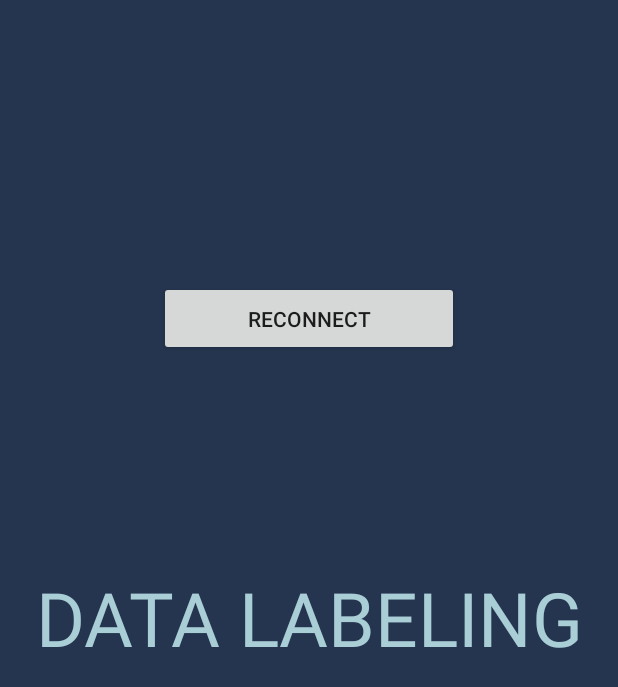
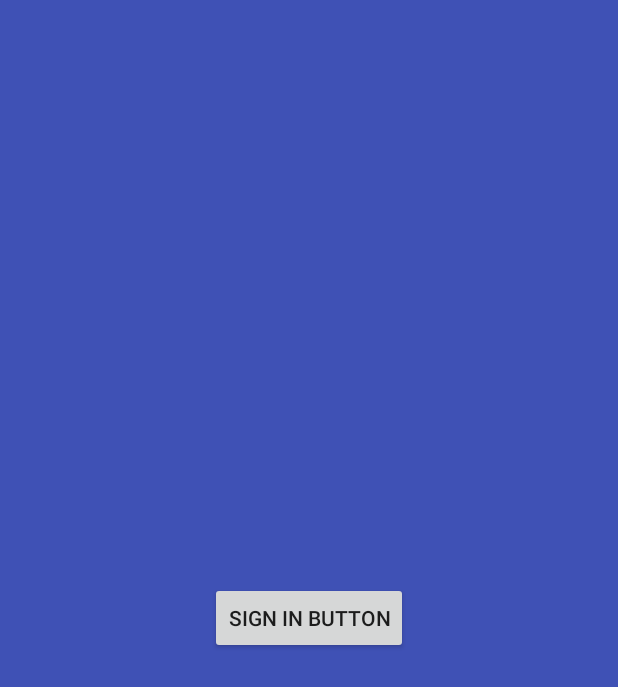
Before and after one commit to chadrick-kwag/datalabeling_app, an Android app: the screen it shows after launch (MainActivity), on a phone screen of 412 x 824 dp. Shown: the top 687 px of the screen. Run offline under Robolectric (Android 15) with nearby library versions, the phone set to English and light mode, and no system bars; our stand-ins replace Volley.

Commit message:
sign in basic done

```diff
--- /dev/null
+++ b/app/src/main/java/com/example/chadrick/datalabeling/Fragments/SignInFragment.java
@@ -0,0 +1,91 @@
+package com.example.chadrick.datalabeling.Fragments;
+
+import com.google.android.gms.auth.api.Auth;
+import com.google.android.gms.auth.api.signin.GoogleSignInAccount;
+import com.google.android.gms.auth.api.signin.GoogleSignInResult;
+import com.google.android.gms.common.SignInButton;
+
+
+import android.content.Intent;
+import android.os.Bundle;
+import android.support.v4.app.Fragment;
+import android.util.Log;
+import android.view.LayoutInflater;
+import android.view.View;
+import android.view.ViewGroup;
+import android.widget.Button;
+import android.widget.Toast;
+
+import com.example.chadrick.datalabeling.MainActivity;
+import com.example.chadrick.datalabeling.R;
+
+/**
+ * Created by chadrick on 17. 10. 31.
+ */
+
+public class SignInFragment extends Fragment {
+
+  private Button signInButton;
+  private MainActivity mainActivity;
+  private final String TAG = this.getClass().getSimpleName();
+
+  public static int RC_SIGN_IN = 1;
+
+  @Override
+  public void onCreate(Bundle s){
+    super.onCreate(s);
+    mainActivity = (MainActivity) getActivity();
+  }
+
+  @Override
+  public View onCreateView(LayoutInflater inflater, ViewGroup container,
+                           Bundle savedInstanceState) {
+
+    View root = inflater.inflate(R.layout.signinfrag_layout, container, false);
+    signInButton = (Button) root.findViewById(R.id.sign_in_button);
+
+    signInButton.setOnClickListener( (view)-> signIn());
+
+    return root;
+
+  }
+
+
+  private void signIn(){
+    Intent signInIntent = Auth.GoogleSignInApi.getSignInIntent( mainActivity.googleApiClient );
+    if(mainActivity.googleApiClient.isConnected()){
+      Log.d(TAG,"gac connected");
+    }
+    else{
+      Log.d(TAG,"gac not connected");
+    }
+    Log.d(TAG,"trying to start google api activity");
+    startActivityForResult(signInIntent, mainActivity.RC_SIGN_IN);
+  }
+
+
+  @Override
+  public void onActivityResult(int requestCode, int resultcode, Intent data){
+    super.onActivityResult(requestCode,resultcode,data);
+    Log.d(TAG,"insdie activity result");
+
+    if(requestCode == RC_SIGN_IN){
+      GoogleSignInResult result = Auth.GoogleSignInApi.getSignInResultFromIntent(data);
+
+      //handle signin result
+      if(result.isSuccess()){
+        GoogleSignInAccount acct = result.getSignInAccount();
+        Log.d(TAG,"sign in account ="+ acct.getDisplayName());
+
+        // if we succeed, then move on to dataselect
+        getFragmentManager().beginTransaction().add(R.id.fragmentcontainer, new DatasetSelectFragment()).commit();
+
+      }
+      else{
+        Log.d(TAG,"sign in failed");
+        Toast.makeText(getContext(),"sign in failed",Toast.LENGTH_SHORT).show();
+      }
+    }
+  }
+
+}
--- a/app/src/main/java/com/example/chadrick/datalabeling/MainActivity.java
+++ b/app/src/main/java/com/example/chadrick/datalabeling/MainActivity.java
@@ -1,6 +1,16 @@
 package com.example.chadrick.datalabeling;
 
+import com.google.android.gms.auth.api.Auth;
+import com.google.android.gms.auth.api.signin.GoogleSignInAccount;
+import com.google.android.gms.auth.api.signin.GoogleSignInOptions;
+import com.google.android.gms.auth.api.signin.GoogleSignInResult;
+import com.google.android.gms.common.ConnectionResult;
+import com.google.android.gms.common.api.GoogleApiClient;
+
+import android.content.Intent;
 import android.os.Handler;
+import android.support.annotation.NonNull;
+import android.support.annotation.Nullable;
 import android.support.v4.app.FragmentManager;
 import android.support.v4.app.FragmentTransaction;
 import android.support.v7.app.AppCompatActivity;
@@ -18,18 +28,22 @@ import com.android.volley.toolbox.StringRequest;
 import com.android.volley.toolbox.Volley;
 import com.example.chadrick.datalabeling.Fragments.DatasetSelectFragment;
 import com.example.chadrick.datalabeling.Fragments.NoInternetFragment;
+import com.example.chadrick.datalabeling.Fragments.SignInFragment;
 import com.example.chadrick.datalabeling.Fragments.SplashScreenFragment;
 
 public class MainActivity extends AppCompatActivity {
 
   private RequestQueue queue;
-    private static String baseurl="http://13.124.175.119:4001";
-    private final String TAG="datalabel";
+  private static String baseurl = "http://13.124.175.119:4001";
+  private final String TAG = "datalabel";
   private TextView mTextView;
   private Button testbtn;
   private FragmentManager fragmentManager;
   private FragmentTransaction fragmentTransaction;
-    private boolean firstentry=true;
+  private boolean firstentry = true;
+  public GoogleApiClient googleApiClient;
+
+  public static int RC_SIGN_IN = 1;
 
 
   @Override
@@ -44,75 +58,137 @@ public class MainActivity extends AppCompatActivity {
       @Override
       public void onBackStackChanged() {
         FragmentManager fragmentManager = getSupportFragmentManager();
-          if(fragmentManager!=null){
+        if (fragmentManager != null) {
           // see if there is a DatasetProgressFragment
 
           int lastindex = fragmentManager.getBackStackEntryCount();
-
 
 
         }
       }
     });
 
+    GoogleSignInOptions gso = new GoogleSignInOptions.Builder(GoogleSignInOptions.DEFAULT_SIGN_IN)
+        .requestEmail()
+        .build();
+
+    googleApiClient = new GoogleApiClient.Builder(this)
+        .enableAutoManage(this, new GoogleApiClient.OnConnectionFailedListener() {
+          @Override
+          public void onConnectionFailed(@NonNull ConnectionResult connectionResult) {
+            Log.d(TAG,"googleapiclient onconnectionfailed" + connectionResult);
+            SignInFragment fragment = new SignInFragment();
+
+            fragmentManager.beginTransaction().add(R.id.fragmentcontainer, fragment).commit();
+          }
+        })
+        .addConnectionCallbacks(new GoogleApiClient.ConnectionCallbacks() {
+          @Override
+          public void onConnected(@Nullable Bundle bundle) {
+            Log.d(TAG,"googleapiclient connected!!");
+
+            DatasetSelectFragment fragment = new DatasetSelectFragment();
+            fragmentManager.beginTransaction().add(R.id.fragmentcontainer, fragment).commit();
+
           }
 
           @Override
-    protected void onResume(){
-        super.onResume();
+          public void onConnectionSuspended(int i) {
+
+          }
+        })
+        .addApi(Auth.GOOGLE_SIGN_IN_API, gso)
+        .build();
+
+
 
     final Handler handler = new Handler();
 
-        if(firstentry){
-            firstentry=false;
+    if (firstentry) {
+      firstentry = false;
       SplashScreenFragment splashScreenFragment = new SplashScreenFragment();
-            fragmentManager.beginTransaction().add(R.id.fragmentcontainer,splashScreenFragment).commit();
-            handler.postDelayed(new Runnable(){
+      fragmentManager.beginTransaction().add(R.id.fragmentcontainer, splashScreenFragment).commit();
+      handler.postDelayed(new Runnable() {
         @Override
-                public void run(){
+        public void run() {
 
 
-                    checkinternetandAction();
-                    Log.d(TAG,"end of handler delayed run");
+//          checkinternetandAction();
+          Log.d(TAG, "end of handler delayed run");
         }
-            },500);
+      }, 500);
 
-        }else{
-            checkinternetandAction();
-        }
+    } else {
+//      checkinternetandAction();
     }
 
-    public RequestQueue getQueue(){
+
+  }
+
+  @Override
+  protected void onResume() {
+    super.onResume();
+
+
+  }
+
+  @Override
+  public void onStart(){
+    super.onStart();
+
+    googleApiClient.connect();
+  }
+
+  public RequestQueue getQueue() {
     return this.queue;
   }
 
-    private void checkinternetandAction(){
+  private void checkinternetandAction() {
     String url = "http://www.google.com";
-        StringRequest stringRequest = new StringRequest(Request.Method.GET,url,
+    StringRequest stringRequest = new StringRequest(Request.Method.GET, url,
         new Response.Listener<String>() {
           @Override
           public void onResponse(String response) {
             Log.d(TAG, "internet available");
 
 
+//            DatasetSelectFragment fragment = new DatasetSelectFragment();
 
-                        DatasetSelectFragment fragment = new DatasetSelectFragment();
-                        fragmentManager.beginTransaction().add(R.id.fragmentcontainer,fragment).commit();
+            // test signin frag
+
 
 
           }
-                }, new Response.ErrorListener(){
+        }, new Response.ErrorListener() {
       @Override
-            public void onErrorResponse(VolleyError e){
-                Toast.makeText(getApplicationContext(),"no internet connection",Toast.LENGTH_SHORT).show();
+      public void onErrorResponse(VolleyError e) {
+        Toast.makeText(getApplicationContext(), "no internet connection", Toast.LENGTH_SHORT).show();
         NoInternetFragment noInternetFragment = new NoInternetFragment();
-                fragmentManager.beginTransaction().add(R.id.fragmentcontainer,noInternetFragment).commit();
+        fragmentManager.beginTransaction().add(R.id.fragmentcontainer, noInternetFragment).commit();
       }
     });
     queue.add(stringRequest);
 
   }
 
+//  @Override
+//  public void onActivityResult(int requestCode, int resultCode, Intent data){
+//    super.onActivityResult(requestCode,resultCode,data);
+//    Log.d(TAG,"insdie activity result");
+//
+//    if(requestCode == RC_SIGN_IN){
+//      GoogleSignInResult result = Auth.GoogleSignInApi.getSignInResultFromIntent(data);
+//
+//      //handle signin result
+//      if(result.isSuccess()){
+//        GoogleSignInAccount acct = result.getSignInAccount();
+//        Log.d(TAG,"sign in account ="+ acct.getDisplayName());
+//      }
+//      else{
+//        Log.d(TAG,"sign in failed");
+//      }
+//    }
+//  }
 
 
 }
--- a/app/src/main/res/layout/datasetselectfragment_layout.xml
+++ b/app/src/main/res/layout/datasetselectfragment_layout.xml
@@ -8,7 +8,11 @@
     <android.support.v4.widget.SwipeRefreshLayout
         android:id="@+id/swiperefreshlayout"
         android:layout_width="match_parent"
-        android:layout_height="match_parent">
+        android:layout_height="match_parent"
+        android:layout_marginLeft="10dp"
+        android:layout_marginRight="10dp"
+        android:background="@color/colorAccent"
+    >
         <android.support.v7.widget.RecyclerView
             android:id="@+id/dslistrv"
             android:layout_width="match_parent"
--- /dev/null
+++ b/app/src/main/res/layout/signinfrag_layout.xml
@@ -0,0 +1,22 @@
+<?xml version="1.0" encoding="utf-8"?>
+<RelativeLayout
+    xmlns:android="http://schemas.android.com/apk/res/android"
+    android:layout_width="match_parent"
+    android:layout_height="match_parent"
+    android:gravity="center"
+    android:background="@color/colorPrimary"
+>
+
+  <!--<com.google.android.gms.common.SignInButton-->
+      <!--android:id="@+id/sign_in_button"-->
+      <!--android:layout_width="wrap_content"-->
+      <!--android:layout_height="wrap_content"-->
+  <!--/>-->
+
+  <Button android:layout_width="wrap_content"
+          android:layout_height="wrap_content"
+          android:text="sign in button"
+          android:id="@+id/sign_in_button"
+  />
+
+</RelativeLayout>
```
Also changed, not shown: app/src/main/java/com/example/chadrick/datalabeling/Fragments/DatasetProgressFragment.java (+17 -22 lines), app/src/main/java/com/example/chadrick/datalabeling/Fragments/DatasetSelectFragment.java (+12 -13 lines), app/src/main/java/com/example/chadrick/datalabeling/Fragments/ImageViewerFragment.java (+5 -5 lines), app/src/main/java/com/example/chadrick/datalabeling/Fragments/NoInternetFragment.java (+8 -9 lines), app/src/main/java/com/example/chadrick/datalabeling/Fragments/SplashScreenFragment.java (+6 -6 lines). Lines whose indentation alone changed are shown as unchanged.
